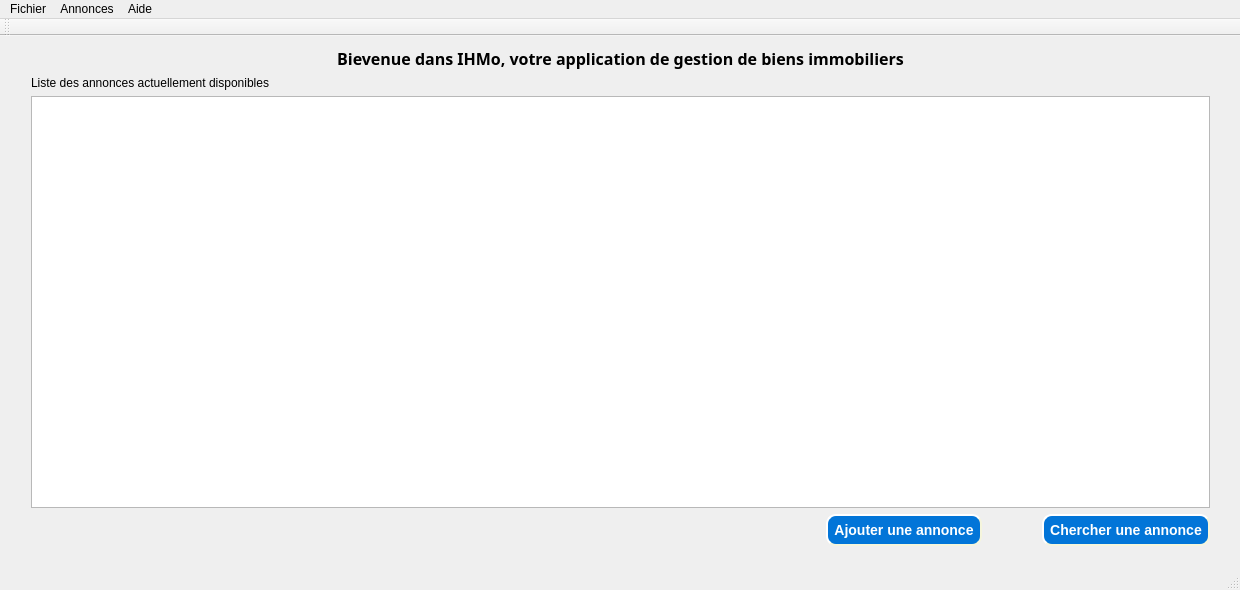
The window that ihmo.ui (tonydd/IHMo) describes before a commit, drawn with Qt 5.
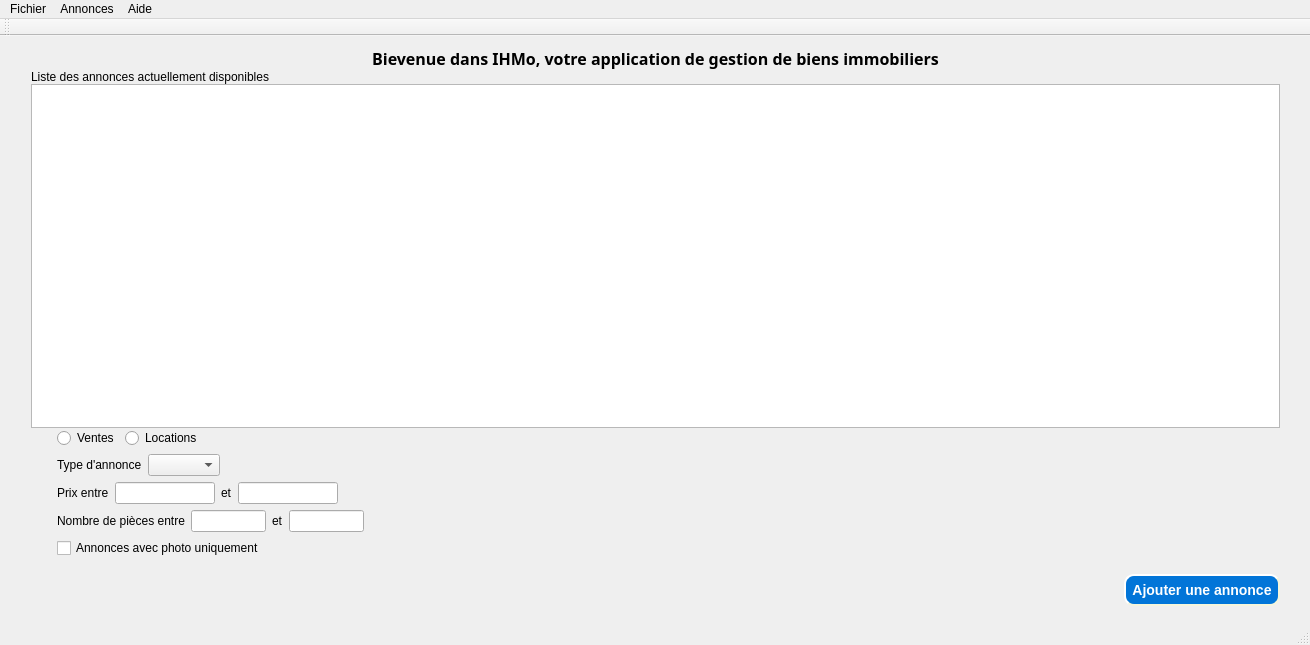
The same window after the commit. Icons and pictures are not drawn.

Commit message: Interface recherche v0

```diff
--- a/ihmo.ui
+++ b/ihmo.ui
@@ -6,8 +6,8 @@
    <rect>
     <x>0</x>
     <y>0</y>
-    <width>1240</width>
-    <height>590</height>
+    <width>1310</width>
+    <height>645</height>
    </rect>
   </property>
   <property name="windowTitle">
@@ -35,11 +35,14 @@
      <rect>
       <x>20</x>
       <y>0</y>
-      <width>1201</width>
-      <height>521</height>
+      <width>1271</width>
+      <height>581</height>
      </rect>
     </property>
     <layout class="QVBoxLayout" name="verticalLayout">
+     <property name="spacing">
+      <number>0</number>
+     </property>
      <item>
       <widget class="QLabel" name="label">
        <property name="font">
@@ -68,7 +71,7 @@
      <item>
       <widget class="QTableWidget" name="tw_annonces">
        <property name="styleSheet">
-        <string notr="true">#tw_annonces {opacity: 0.7;}</string>
+        <string notr="true"/>
        </property>
        <property name="alternatingRowColors">
         <bool>true</bool>
@@ -87,6 +90,229 @@
        </property>
       </widget>
      </item>
+     <item>
+      <widget class="QWidget" name="searchContainer" native="true">
+       <property name="styleSheet">
+        <string notr="true">#searchContainer {
+	background-image: url('../Ressources/background_alpha.png');
+	border-bottom-left-radius: 3px;
+	border-bottom-right-radius: 3px;
+}</string>
+       </property>
+       <layout class="QVBoxLayout" name="verticalLayout_2">
+        <property name="topMargin">
+         <number>0</number>
+        </property>
+        <property name="bottomMargin">
+         <number>10</number>
+        </property>
+        <item>
+         <layout class="QHBoxLayout" name="horizontalLayout_3">
+          <property name="leftMargin">
+           <number>15</number>
+          </property>
+          <property name="topMargin">
+           <number>0</number>
+          </property>
+          <property name="bottomMargin">
+           <number>0</number>
+          </property>
+          <item>
+           <widget class="QRadioButton" name="radioButton_2">
+            <property name="text">
+             <string>Ventes</string>
+            </property>
+           </widget>
+          </item>
+          <item>
+           <widget class="QRadioButton" name="radioButton">
+            <property name="text">
+             <string>Locations</string>
+            </property>
+           </widget>
+          </item>
+          <item>
+           <spacer name="horizontalSpacer_2">
+            <property name="orientation">
+             <enum>Qt::Horizontal</enum>
+            </property>
+            <property name="sizeHint" stdset="0">
+             <size>
+              <width>40</width>
+              <height>20</height>
+             </size>
+            </property>
+           </spacer>
+          </item>
+         </layout>
+        </item>
+        <item>
+         <layout class="QHBoxLayout" name="horizontalLayout_5">
+          <property name="leftMargin">
+           <number>15</number>
+          </property>
+          <property name="topMargin">
+           <number>0</number>
+          </property>
+          <item>
+           <widget class="QLabel" name="label_3">
+            <property name="text">
+             <string>Type d'annonce</string>
+            </property>
+           </widget>
+          </item>
+          <item>
+           <widget class="QComboBox" name="comboBox"/>
+          </item>
+          <item>
+           <spacer name="horizontalSpacer_3">
+            <property name="orientation">
+             <enum>Qt::Horizontal</enum>
+            </property>
+            <property name="sizeHint" stdset="0">
+             <size>
+              <width>40</width>
+              <height>20</height>
+             </size>
+            </property>
+           </spacer>
+          </item>
+         </layout>
+        </item>
+        <item>
+         <layout class="QHBoxLayout" name="horizontalLayout_6">
+          <property name="leftMargin">
+           <number>15</number>
+          </property>
+          <property name="topMargin">
+           <number>0</number>
+          </property>
+          <item>
+           <widget class="QLabel" name="label_4">
+            <property name="text">
+             <string>Prix entre</string>
+            </property>
+           </widget>
+          </item>
+          <item>
+           <widget class="QLineEdit" name="lineEdit">
+            <property name="maximumSize">
+             <size>
+              <width>100</width>
+              <height>100</height>
+             </size>
+            </property>
+           </widget>
+          </item>
+          <item>
+           <widget class="QLabel" name="label_5">
+            <property name="text">
+             <string>et</string>
+            </property>
+           </widget>
+          </item>
+          <item>
+           <widget class="QLineEdit" name="lineEdit_2">
+            <property name="maximumSize">
+             <size>
+              <width>100</width>
+              <height>16777215</height>
+             </size>
+            </property>
+           </widget>
+          </item>
+          <item>
+           <spacer name="horizontalSpacer_4">
+            <property name="orientation">
+             <enum>Qt::Horizontal</enum>
+            </property>
+            <property name="sizeHint" stdset="0">
+             <size>
+              <width>40</width>
+              <height>20</height>
+             </size>
+            </property>
+           </spacer>
+          </item>
+         </layout>
+        </item>
+        <item>
+         <layout class="QHBoxLayout" name="horizontalLayout_7">
+          <property name="leftMargin">
+           <number>15</number>
+          </property>
+          <property name="topMargin">
+           <number>0</number>
+          </property>
+          <item>
+           <widget class="QLabel" name="label_6">
+            <property name="text">
+             <string>Nombre de pièces entre</string>
+            </property>
+           </widget>
+          </item>
+          <item>
+           <widget class="QLineEdit" name="lineEdit_3">
+            <property name="maximumSize">
+             <size>
+              <width>75</width>
+              <height>16777215</height>
+             </size>
+            </property>
+           </widget>
+          </item>
+          <item>
+           <widget class="QLabel" name="label_7">
+            <property name="text">
+             <string>et</string>
+            </property>
+           </widget>
+          </item>
+          <item>
+           <widget class="QLineEdit" name="lineEdit_4">
+            <property name="maximumSize">
+             <size>
+              <width>75</width>
+              <height>16777215</height>
+             </size>
+            </property>
+           </widget>
+          </item>
+          <item>
+           <spacer name="horizontalSpacer_5">
+            <property name="orientation">
+             <enum>Qt::Horizontal</enum>
+            </property>
+            <property name="sizeHint" stdset="0">
+             <size>
+              <width>40</width>
+              <height>20</height>
+             </size>
+            </property>
+           </spacer>
+          </item>
+         </layout>
+        </item>
+        <item>
+         <layout class="QHBoxLayout" name="horizontalLayout_8">
+          <property name="leftMargin">
+           <number>15</number>
+          </property>
+          <property name="topMargin">
+           <number>0</number>
+          </property>
+          <item>
+           <widget class="QCheckBox" name="checkBox">
+            <property name="text">
+             <string>Annonces avec photo uniquement</string>
+            </property>
+           </widget>
+          </item>
+         </layout>
+        </item>
+       </layout>
+      </widget>
+     </item>
      <item>
       <layout class="QHBoxLayout" name="horizontalLayout">
        <property name="spacing">
@@ -96,7 +322,7 @@
         <enum>QLayout::SetMinimumSize</enum>
        </property>
        <property name="topMargin">
-        <number>0</number>
+        <number>6</number>
        </property>
        <item>
         <spacer name="horizontalSpacer">
@@ -124,16 +350,6 @@
          </property>
         </widget>
        </item>
-       <item>
-        <widget class="QPushButton" name="pushButton">
-         <property name="cursor">
-          <cursorShape>PointingHandCursor</cursorShape>
-         </property>
-         <property name="text">
-          <string>Chercher une annonce</string>
-         </property>
-        </widget>
-       </item>
       </layout>
      </item>
     </layout>
@@ -144,7 +360,7 @@
     <rect>
      <x>0</x>
      <y>0</y>
-     <width>1240</width>
+     <width>1310</width>
      <height>27</height>
     </rect>
    </property>
```
Left out of the diff: 28 changed lines with no effect on the pictures.
